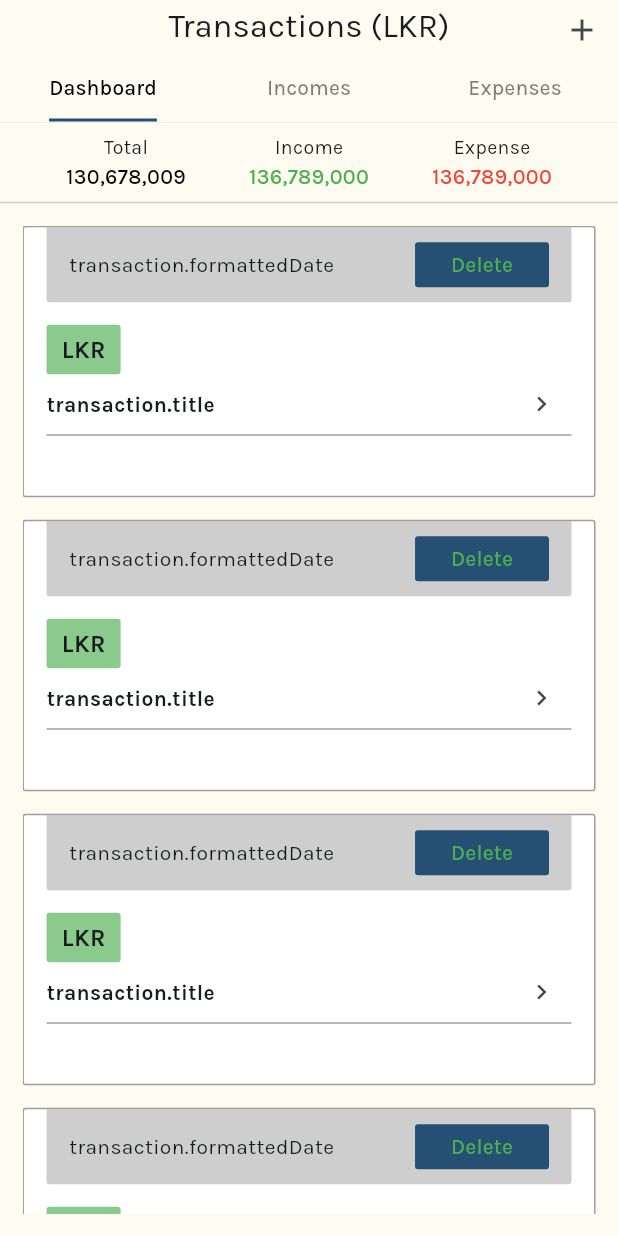
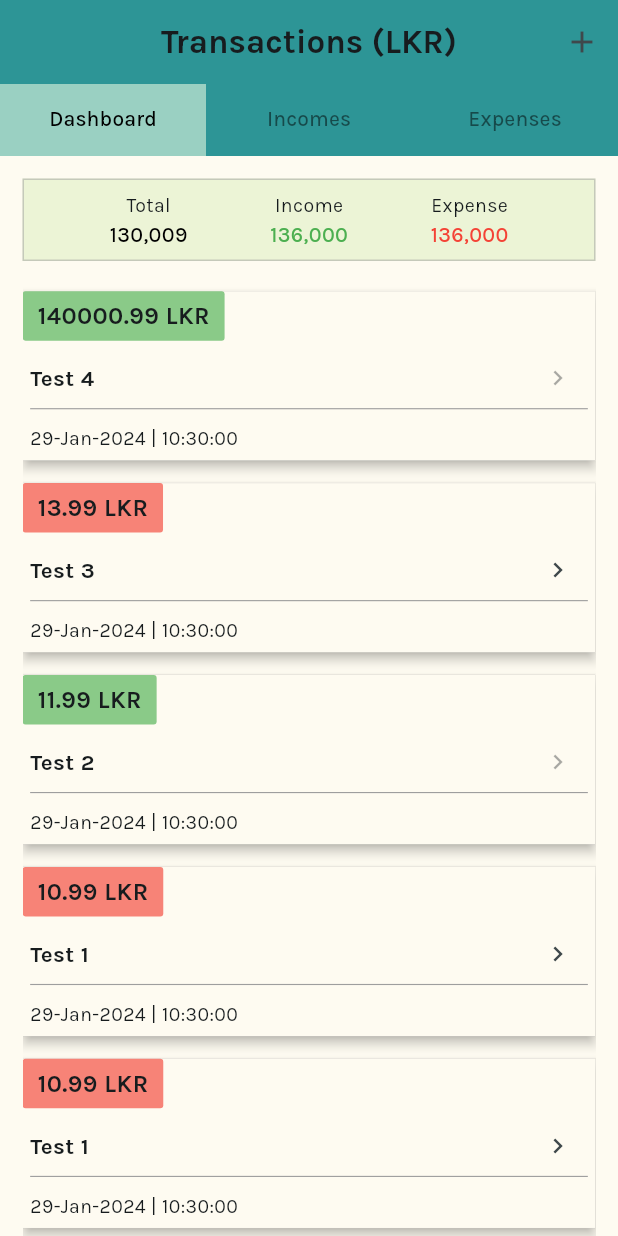
Before and after one commit to ThaveeshaDheerasekera/coincanvas, a Flutter app: the screen it shows after launch, on a phone screen of 412 x 824 dp. Run offline on Flutter 3.47's test engine with Material 3 defaults, Android fonts, the light colour scheme and no system bars.

Commit message:
home screen new design (testing)

```diff
--- a/coincanvas/lib/main.dart
+++ b/coincanvas/lib/main.dart
@@ -1,7 +1,8 @@
 import 'package:coincanvas/configs/custom_colors.dart';
+import 'package:coincanvas/repositories/entry_repository.dart';
 import 'package:coincanvas/screens/home_screen.dart';
-import 'package:coincanvas/screens/login_screen.dart';
 import 'package:flutter/material.dart';
+import 'package:provider/provider.dart';
 
 void main() {
   runApp(const MyApp());
@@ -12,16 +13,20 @@ class MyApp extends StatelessWidget {
 
   @override
   Widget build(BuildContext context) {
-    return MaterialApp(
+    return MultiProvider(
+      providers: [
+        ChangeNotifierProvider(create: (context) => EntryRepository()),
+      ],
+      child: MaterialApp(
         title: 'Coin Canvas',
         debugShowCheckedModeBanner: false,
         theme: ThemeData(
           colorScheme: ColorScheme.fromSeed(seedColor: CustomColors.grey),
-        scaffoldBackgroundColor: CustomColors.background,
           useMaterial3: true,
           fontFamily: 'Karla',
         ),
         home: const HomeScreen(),
+      ),
     );
   }
 }
--- a/coincanvas/lib/models/transaction.dart
+++ b/coincanvas/lib/models/entry.dart
@@ -6,7 +6,7 @@ final formatter = DateFormat.yMd();
 
 const uuid = Uuid();
 
-class Flux {
+class Entry {
   final String id;
   final String title;
   final String description;
@@ -17,7 +17,7 @@ class Flux {
   final PaymentMethod paymentMethod;
   bool isCollapsed;
 
-  Flux({
+  Entry({
     required this.title,
     required this.description,
     required this.amount,
--- /dev/null
+++ b/coincanvas/lib/repositories/entry_repository.dart
@@ -0,0 +1,82 @@
+// import 'package:cloud_firestore/cloud_firestore.dart';
+import 'package:coincanvas/configs/constants.dart';
+import 'package:coincanvas/models/entry.dart';
+// import 'package:firebase_auth/firebase_auth.dart';
+import 'package:flutter/material.dart';
+
+class EntryRepository extends ChangeNotifier {
+  // // Firebase Authentication
+  // final FirebaseAuth _firebaseAuth = FirebaseAuth.instance;
+  // // Firebase Firestore
+  // final FirebaseFirestore _firestore = FirebaseFirestore.instance;
+
+  // String? get currentUserId => _firebaseAuth.currentUser?.uid;
+
+  final List<Entry> _entries = [
+    Entry(
+        title: 'Test 1',
+        description:
+            'Quisque sollicitudin a lacus et tristique. Pellentesque habitant morbi tristique senectus et netus et malesuada fames ac turpis egestas. Phasellus metus eros, molestie condimentum lacinia vitae, pharetra sed orci. Nam ac neque a urna varius dapibus. Quisque mi massa, maximus non neque vitae, luctus ullamcorper urna. Nulla et faucibus metus.',
+        amount: 100000000000000000.99,
+        dateTime: DateTime.now(),
+        category: Category.Work,
+        type: Type.Expense,
+        paymentMethod: PaymentMethod.BankTransfer),
+    Entry(
+        title: 'Test 1',
+        description:
+            'Quisque sollicitudin a lacus et tristique. Pellentesque habitant morbi tristique senectus et netus et malesuada fames ac turpis egestas. Phasellus metus eros, molestie condimentum lacinia vitae, pharetra sed orci. Nam ac neque a urna varius dapibus. Quisque mi massa, maximus non neque vitae, luctus ullamcorper urna. Nulla et faucibus metus.',
+        amount: 10.99,
+        dateTime: DateTime.now(),
+        category: Category.Work,
+        type: Type.Expense,
+        paymentMethod: PaymentMethod.BankTransfer),
+    Entry(
+        title: 'Test 1',
+        description:
+            'Quisque sollicitudin a lacus et tristique. Pellentesque habitant morbi tristique senectus et netus et malesuada fames ac turpis egestas. Phasellus metus eros, molestie condimentum lacinia vitae, pharetra sed orci. Nam ac neque a urna varius dapibus. Quisque mi massa, maximus non neque vitae, luctus ullamcorper urna. Nulla et faucibus metus.',
+        amount: 10.99,
+        dateTime: DateTime.now(),
+        category: Category.Work,
+        type: Type.Expense,
+        paymentMethod: PaymentMethod.BankTransfer),
+    Entry(
+        title: 'Test 1',
+        description:
+            'Quisque sollicitudin a lacus et tristique. Pellentesque habitant morbi tristique senectus et netus et malesuada fames ac turpis egestas. Phasellus metus eros, molestie condimentum lacinia vitae, pharetra sed orci. Nam ac neque a urna varius dapibus. Quisque mi massa, maximus non neque vitae, luctus ullamcorper urna. Nulla et faucibus metus.',
+        amount: 10.99,
+        dateTime: DateTime.now(),
+        category: Category.Work,
+        type: Type.Expense,
+        paymentMethod: PaymentMethod.BankTransfer),
+    Entry(
+        title: 'Test 2',
+        description: '',
+        amount: 11.99,
+        dateTime: DateTime.now(),
+        category: Category.Work,
+        type: Type.Income,
+        paymentMethod: PaymentMethod.Cash),
+    Entry(
+        title: 'Test 3',
+        description:
+            'Quisque sollicitudin a lacus et tristique. Pellentesque habitant morbi tristique senectus et netus et malesuada fames ac turpis egestas. Phasellus metus eros, molestie condimentum lacinia vitae, pharetra sed orci. Nam ac neque a urna varius dapibus. Quisque mi massa, maximus non neque vitae, luctus ullamcorper urna. Nulla et faucibus metus.',
+        amount: 13.99,
+        dateTime: DateTime.now(),
+        category: Category.Work,
+        type: Type.Expense,
+        paymentMethod: PaymentMethod.CreditCard),
+    Entry(
+        title: 'Test 4',
+        description: '',
+        amount: 140000.99,
+        dateTime: DateTime.now(),
+        category: Category.Work,
+        type: Type.Income,
+        paymentMethod: PaymentMethod.DebitCard),
+  ];
+
+  List<Entry> get entiresList {
+    return _entries;
+  }
+}
--- a/coincanvas/lib/screens/home_screen.dart
+++ b/coincanvas/lib/screens/home_screen.dart
@@ -1,9 +1,8 @@
 import 'package:coincanvas/configs/constants.dart';
 import 'package:coincanvas/configs/custom_colors.dart';
 import 'package:coincanvas/screens/new_transaction_screen.dart';
-import 'package:coincanvas/widgets/global/elevated_button_widget.dart';
-import 'package:coincanvas/widgets/global/title_widget.dart';
 import 'package:coincanvas/widgets/home/home_screen_list_widget.dart';
+import 'package:coincanvas/widgets/home/screens/dashboard_screen.dart';
 import 'package:flutter/material.dart';
 
 class HomeScreen extends StatefulWidget {
@@ -20,11 +19,14 @@ class _HomeScreenState extends State<HomeScreen> {
       length: 3,
       child: Scaffold(
         appBar: AppBar(
-          toolbarHeight: 35,
           centerTitle: true,
-          backgroundColor: CustomColors.background,
-          title: const Text('Transactions (LKR)'),
+          backgroundColor: CustomColors.tealBlue,
+          title: const Text(
+            'Transactions (LKR)',
+            style: TextStyle(fontWeight: FontWeight.w700),
+          ),
           actions: [
+            // This button is used to navigate to AddEntryScreen
             IconButton(
               onPressed: () {
                 Navigator.pushReplacement(
@@ -37,19 +39,15 @@ class _HomeScreenState extends State<HomeScreen> {
               icon: const Icon(Icons.add),
             ),
           ],
+          // Botton Tabbar
           bottom: TabBar(
             physics: const BouncingScrollPhysics(),
             dividerColor: Colors.transparent,
-            dividerHeight: 1,
-            indicatorWeight: 0,
-            indicatorSize: TabBarIndicatorSize.label,
+            dividerHeight: 0.5,
+            indicatorSize: TabBarIndicatorSize.tab,
             unselectedLabelColor: Colors.black.withOpacity(0.5),
             labelColor: Colors.black,
-            indicator: UnderlineTabIndicator(
-              borderSide:
-                  BorderSide(width: 2.0, color: CustomColors.deepCerulean),
-              insets: EdgeInsets.zero,
-            ),
+            indicator: BoxDecoration(color: CustomColors.cadetBlue),
             tabs: const [
               Tab(text: 'Dashboard'),
               Tab(text: 'Incomes'),
@@ -57,41 +55,10 @@ class _HomeScreenState extends State<HomeScreen> {
             ],
           ),
         ),
-        body: TabBarView(
+        body: const TabBarView(
+          physics: BouncingScrollPhysics(),
           children: [
-            Container(
-              // padding: const EdgeInsets.only(top: 15),
-              height: Constants.screenSize(context).height,
-              child: Column(
-                children: [
-                  Container(
-                    padding:
-                        const EdgeInsets.symmetric(horizontal: 2, vertical: 7),
-                    decoration: BoxDecoration(
-                      border: Border(
-                        top: BorderSide(
-                            width: 0.5, color: Colors.grey.withOpacity(0.5)),
-                        bottom: BorderSide(
-                            width: 1, color: Colors.grey.withOpacity(0.5)),
-                      ),
-                    ),
-                    child: Row(
-                      mainAxisAlignment: MainAxisAlignment.spaceEvenly,
-                      children: [
-                        summeryItem('Total', '130,678,009', Colors.black),
-                        summeryItem('Income', '136,789,000', Colors.green),
-                        summeryItem('Expense', '136,789,000', Colors.red),
-                      ],
-                    ),
-                  ),
-                  Expanded(
-                    child: Container(
-                        padding: const EdgeInsets.all(15),
-                        child: const HomeScreenListWidget()),
-                  ),
-                ],
-              ),
-            ),
+            DashboardScreen(),
             SizedBox(),
             SizedBox(),
           ],
@@ -99,26 +66,4 @@ class _HomeScreenState extends State<HomeScreen> {
       ),
     );
   }
-
-  Column summeryItem(String title, String amount, Color? color) {
-    return Column(
-      mainAxisAlignment: MainAxisAlignment.spaceBetween,
-      children: [
-        Text(
-          title,
-          style: const TextStyle(
-            fontSize: 13,
-          ),
-        ),
-        Text(
-          amount,
-          style: TextStyle(
-            fontSize: 14,
-            fontWeight: FontWeight.w500,
-            color: color,
-          ),
-        ),
-      ],
-    );
-  }
 }
--- a/coincanvas/lib/widgets/home/home_screen_list_item_widget.dart
+++ b/coincanvas/lib/widgets/home/home_screen_list_item_widget.dart
@@ -1,83 +1,106 @@
+import 'package:coincanvas/configs/custom_colors.dart';
+import 'package:coincanvas/repositories/entry_repository.dart';
 import 'package:coincanvas/configs/constants.dart';
-import 'package:coincanvas/models/transaction.dart';
-import 'package:coincanvas/widgets/global/elevated_button_widget.dart';
-import 'package:coincanvas/widgets/global/title_widget.dart';
 import 'package:flutter/material.dart';
 import 'package:provider/provider.dart';
 
-class HomeScreenListItemWidget extends StatelessWidget {
+class HomeScreenListItemWidget extends StatefulWidget {
   final int index;
   const HomeScreenListItemWidget({required this.index, super.key});
 
   @override
+  State<HomeScreenListItemWidget> createState() =>
+      _HomeScreenListItemWidgetState();
+}
+
+class _HomeScreenListItemWidgetState extends State<HomeScreenListItemWidget> {
+  bool isCollaped = true;
+  @override
   Widget build(BuildContext context) {
-    // return Consumer<Transactions>(builder: (context, transactions, child) {
-    //   final transaction = transactions.getTransactionList[index];
-    return TitleWidget(
-      title: 'transaction.formattedDate',
-      actions: [
-        ElevatedButtonWidget(
-          width: 50,
-          height: 30,
-          borderRadius: 2,
-          onPressed: () {},
-          child: const Text('Delete'),
-        ),
-      ],
-      child: Column(
-        crossAxisAlignment: CrossAxisAlignment.start,
-        children: [
-          Container(
+    return Consumer<EntryRepository>(builder: (context, ref, child) {
+      final entry = ref.entiresList[widget.index];
+
+      // Main container
+      return Card(
+        elevation: 3,
+        color: CustomColors.background,
+        margin: EdgeInsets.zero,
+        shape: const RoundedRectangleBorder(borderRadius: BorderRadius.zero),
+        child: Container(
           width: double.infinity,
-            decoration: const BoxDecoration(
-              border: Border(
-                bottom: BorderSide(width: 1, color: Colors.grey),
-              ),
+          decoration: BoxDecoration(
+            border: Border.all(width: 0.1, color: Colors.grey),
           ),
           child: Column(
             crossAxisAlignment: CrossAxisAlignment.start,
             children: [
+              Column(
+                crossAxisAlignment: CrossAxisAlignment.start,
+                children: [
+                  // This container is used to display the amount
+                  // If the entry is an income the container is green
+                  // If the entry is an expense it is red
                   Container(
                     padding:
                         const EdgeInsets.symmetric(vertical: 5, horizontal: 10),
                     decoration: BoxDecoration(
                       borderRadius: BorderRadius.circular(2),
-                    color: Colors.green.withOpacity(0.65),
+                      color: entry.type == Type.Income
+                          ? Colors.green.withOpacity(0.65)
+                          : Colors.red.withOpacity(0.65),
                     ),
+                    // Amount text
                     child: Text(
-                    'LKR',
+                      '${entry.amount} LKR',
                       style: const TextStyle(
                         fontWeight: FontWeight.w700,
                         fontSize: 16,
                       ),
                     ),
                   ),
+                  // A container is used to here to add padding to the items displayed below amount container
+                  Container(
+                    padding: const EdgeInsets.all(5),
+                    child: Column(
+                      crossAxisAlignment: CrossAxisAlignment.start,
+                      children: [
+                        Container(
+                          decoration: const BoxDecoration(
+                            border: Border(
+                              bottom:
+                                  BorderSide(width: 0.75, color: Colors.grey),
+                            ),
+                          ),
+                          child: Column(
+                            children: [
                               Row(
-                  mainAxisAlignment: MainAxisAlignment.spaceBetween,
                                 children: [
-                    // 'title' attribute of the Entry
+                                  // Title of entry
                                   Expanded(
                                     child: Text(
-                        'transaction.title',
+                                      entry.title,
                                       style: const TextStyle(
                                         fontWeight: FontWeight.w700,
-                          fontSize: 14,
+                                        fontSize: 15,
                                       ),
                                     ),
                                   ),
-                    // Button to collapse the content
+                                  // Button to expand and collapse decscription
                                   IconButton(
                                     visualDensity: VisualDensity.compact,
-                      onPressed: () {
-                        // model.toggleCollapse(
-                        //     noteId: widget.note.note_id,
-                        //     isCollapsed: !widget.note.isCollapsed);
-                      },
-                      icon: const Icon(
-                        // !widget.note.isCollapsed
-                        //     ? Icons.keyboard_arrow_down
-                        //     :
-                        Icons.keyboard_arrow_right,
+                                    // If desciption is empty button is disabled. Otherwise,
+                                    // Used a NOT gate to flip isCollaped value
+                                    onPressed: entry.description.isNotEmpty
+                                        ? () {
+                                            setState(() {
+                                              isCollaped = !isCollaped;
+                                            });
+                                          }
+                                        : null,
+                                    icon: Icon(
+                                      !isCollaped
+                                          ? Icons.keyboard_arrow_down
+                                          : Icons.keyboard_arrow_right,
                                       size: 20,
                                     ),
                                   ),
@@ -86,70 +109,44 @@ class HomeScreenListItemWidget extends StatelessWidget {
                             ],
                           ),
                         ),
-          // If collapse button is toggled,
-          // this column will not be visible
-          const Padding(
-            padding: EdgeInsets.only(bottom: 10),
-            child: Visibility(
-              visible: true,
-              child: Column(
-                crossAxisAlignment: CrossAxisAlignment.start,
-                children: [
-                  SizedBox(height: 15),
-                ],
+                        // Description
+                        // If description is available it is displayed as an expandable text
+                        // which can be collapsed and expand. In default it is collapsed.
+                        // If description is null, to remove the additional space a SizedBox is used
+                        Visibility(
+                          visible: !isCollaped,
+                          child: Container(
+                            width: double.infinity,
+                            padding: const EdgeInsets.symmetric(vertical: 10),
+                            decoration: const BoxDecoration(
+                              border: Border(
+                                  bottom: BorderSide(
+                                      width: 0.75, color: Colors.grey)),
                             ),
+                            child: Text(
+                              entry.description,
+                              textAlign: TextAlign.start,
+                            ),
+                          ),
+                        ),
+                        // This sizedbox is here to add some space between datetime and title
+                        const SizedBox(height: 10),
+                        // Formatted DateTime
+                        Text(
+                          entry.formattedDate,
+                          style: const TextStyle(
+                            fontSize: 13,
                           ),
                         ),
                       ],
                     ),
-    );
-  }
-
-  Widget listItemWidget1(BuildContext context, Flux transaction) {
-    return Container(
-      margin: const EdgeInsets.only(bottom: 15),
-      decoration: BoxDecoration(
-        color: Colors.amber,
-        borderRadius: BorderRadius.circular(10),
-      ),
-      padding: const EdgeInsets.symmetric(
-        horizontal: 20,
-        vertical: 16,
-      ),
-      child: Column(
-        crossAxisAlignment: CrossAxisAlignment.start,
-        children: [
-          Text(
-            transaction.title,
-            style: Theme.of(context).textTheme.bodyLarge,
-          ),
-          const SizedBox(height: 8),
-          Row(
-            children: [
-              Text(
-                '${transaction.amount.toStringAsFixed(2)} LKR',
-                style: Theme.of(context).textTheme.bodyMedium,
-              ),
-              const Spacer(),
-              Row(
-                children: [
-                  Icon(Constants.typeIcons[transaction.type]),
-                  Icon(Constants.categoryIcons[transaction.category]),
-                  const SizedBox(width: 16),
-                  Text(transaction.formattedDate),
-                  const SizedBox(width: 16),
-                  Icon(
-                      transaction.description != ''
-                          ? Icons.description
-                          : Icons.description_outlined,
-                      size: 14,
-                      color: Colors.black),
-                ],
                   ),
                 ],
               ),
             ],
           ),
+        ),
       );
+    });
   }
 }
--- a/coincanvas/lib/widgets/home/home_screen_list_widget.dart
+++ b/coincanvas/lib/widgets/home/home_screen_list_widget.dart
@@ -1,3 +1,4 @@
+import 'package:coincanvas/repositories/entry_repository.dart';
 import 'package:coincanvas/widgets/home/home_screen_list_item_widget.dart';
 import 'package:flutter/material.dart';
 import 'package:provider/provider.dart';
@@ -9,15 +10,27 @@ class HomeScreenListWidget extends StatelessWidget {
 
   @override
   Widget build(BuildContext context) {
-    return ListView.builder(
-      itemCount: 5,
-      physics: const BouncingScrollPhysics(),
-      padding: EdgeInsets.zero,
-      itemBuilder: (context, index) {
-        final reversedIndex = 5 - 1 - index;
-        return Container(
-            margin: const EdgeInsets.only(bottom: 15),
-            child: HomeScreenListItemWidget(index: reversedIndex));
+    return Consumer<EntryRepository>(
+      builder: (context, ref, child) {
+        // This is the entries list
+        return ListView.builder(
+          itemCount: ref.entiresList.length,
+          physics: const BouncingScrollPhysics(),
+          padding: EdgeInsets.zero,
+          itemBuilder: (context, index) {
+            // This is used to display the list items in the reverse order
+            // To achieve this, reverseIndex is passed for the index parameter of the HomeScreenListItemWidget
+            final reversedIndex = ref.entiresList.length - 1 - index;
+            // This container is used to add margin to the first item on the list
+            // There is 15 top padding on the home screen
+            // Height of the  summery panel is 60 and there is a 15 bottom padding
+            // Altogether there is 90 top margin and 15 bottom margin for every itm
+            return Container(
+              margin: EdgeInsets.only(top: index == 0 ? 90 : 0, bottom: 15),
+              child: HomeScreenListItemWidget(index: reversedIndex),
+            );
+          },
+        );
       },
     );
   }
--- /dev/null
+++ b/coincanvas/lib/widgets/home/screens/dashboard_screen.dart
@@ -0,0 +1,73 @@
+import 'package:coincanvas/configs/constants.dart';
+import 'package:coincanvas/configs/custom_colors.dart';
+import 'package:coincanvas/widgets/home/home_screen_list_widget.dart';
+import 'package:coincanvas/widgets/home/summery_widget.dart';
+import 'package:flutter/material.dart';
+
+class DashboardScreen extends StatefulWidget {
+  const DashboardScreen({super.key});
+
+  @override
+  State<DashboardScreen> createState() => _DashboardScreenState();
+}
+
+class _DashboardScreenState extends State<DashboardScreen> {
+  @override
+  Widget build(BuildContext context) {
+    return Container(
+      color: CustomColors.background,
+      width: double.infinity,
+      padding: const EdgeInsets.fromLTRB(15, 0, 15, 0),
+      height: Constants.screenSize(context).height,
+      child: Stack(
+        children: [
+          const HomeScreenListWidget(),
+          Positioned(
+            top: 15,
+            left: 0,
+            right: 0,
+            child: Container(
+              // height: 60,
+              padding: const EdgeInsets.symmetric(horizontal: 2, vertical: 7),
+              decoration: BoxDecoration(
+                color: CustomColors.lightMossGreen,
+                border:
+                    Border.all(width: 1, color: Colors.grey.withOpacity(0.5)),
+              ),
+              child: Row(
+                mainAxisAlignment: MainAxisAlignment.spaceEvenly,
+                children: [
+                  summeryItem('Total', '130,009', Colors.black),
+                  summeryItem('Income', '136,000', Colors.green),
+                  summeryItem('Expense', '136,000', Colors.red),
+                ],
+              ),
+            ),
+          ),
+        ],
+      ),
+    );
+  }
+
+  Column summeryItem(String title, String amount, Color? color) {
+    return Column(
+      mainAxisAlignment: MainAxisAlignment.spaceBetween,
+      children: [
+        Text(
+          title,
+          style: const TextStyle(
+            fontSize: 13,
+          ),
+        ),
+        Text(
+          amount,
+          style: TextStyle(
+            fontSize: 14,
+            fontWeight: FontWeight.w500,
+            color: color,
+          ),
+        ),
+      ],
+    );
+  }
+}
--- a/coincanvas/lib/widgets/home/summery_widget.dart
+++ b/coincanvas/lib/widgets/home/summery_widget.dart
@@ -10,13 +10,12 @@ class SummeryWidget extends StatelessWidget {
       elevation: 0,
       child: Container(
         padding: const EdgeInsets.symmetric(
-          vertical: 16,
-          horizontal: 8,
+          vertical: 10,
+          horizontal: 5,
         ),
         width: double.infinity,
-        height: MediaQuery.of(context).size.height * 1 / 4,
+        height: 200,
         decoration: BoxDecoration(
-          borderRadius: BorderRadius.circular(10),
           gradient: LinearGradient(
             colors: [
               CustomColors.deepCerulean.withOpacity(0.35),
--- a/coincanvas/pubspec.yaml
+++ b/coincanvas/pubspec.yaml
@@ -37,6 +37,7 @@ dependencies:
   provider: ^6.1.1
   intl: ^0.19.0
   uuid: ^4.2.1
+  expandable_text: ^2.3.0
 
 dev_dependencies:
   flutter_test:
```
Also changed, not shown: coincanvas/lib/repositories/transaction_repository.dart (deleted, +0 -44 lines). Lines whose indentation alone changed are shown as unchanged.
